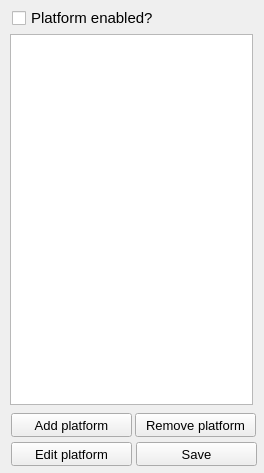
Above: gui/platform_list.ui from RolandWH/SIPPCompare before the change. Below: the same form after it.
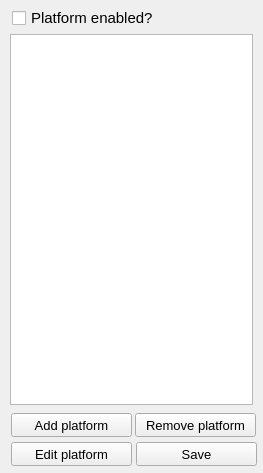
That is the form after the change.

Commit message: set min and max sizes  for all windows

```diff
--- a/gui/platform_list.ui
+++ b/gui/platform_list.ui
@@ -9,10 +9,22 @@
    <rect>
     <x>0</x>
     <y>0</y>
-    <width>264</width>
+    <width>263</width>
     <height>473</height>
    </rect>
   </property>
+  <property name="minimumSize">
+   <size>
+    <width>263</width>
+    <height>473</height>
+   </size>
+  </property>
+  <property name="maximumSize">
+   <size>
+    <width>263</width>
+    <height>473</height>
+   </size>
+  </property>
   <property name="windowTitle">
    <string>Platform List</string>
   </property>
```
Left out of the diff: 3 changed lines with no effect on the pictures. The commit also changes 3 other files.
